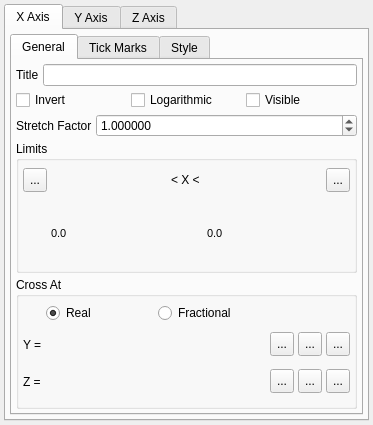
Before: the Qt Designer form src/gui/axes.ui in trisyoungs/uchroma, drawn with Qt 5.
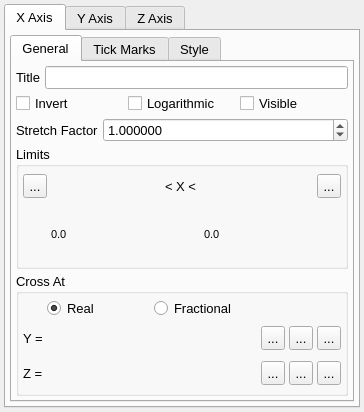
After: the same form once the commit is applied. Icons and pictures are not drawn. Custom widgets are drawn as their Qt base class.

Commit message: Set correct general font size for several subwindows, and renamed some Close buttons to Cancel. Partial addition of ReferenceSetupDialog.

```diff
--- a/src/gui/axes.ui
+++ b/src/gui/axes.ui
@@ -6,8 +6,8 @@
    <rect>
     <x>0</x>
     <y>0</y>
-    <width>373</width>
-    <height>425</height>
+    <width>364</width>
+    <height>412</height>
    </rect>
   </property>
   <property name="sizePolicy">
@@ -16,6 +16,11 @@
     <verstretch>0</verstretch>
    </sizepolicy>
   </property>
+  <property name="font">
+   <font>
+    <pointsize>10</pointsize>
+   </font>
+  </property>
   <property name="windowTitle">
    <string>Axes</string>
   </property>
```
The commit also changes 25 other files.
